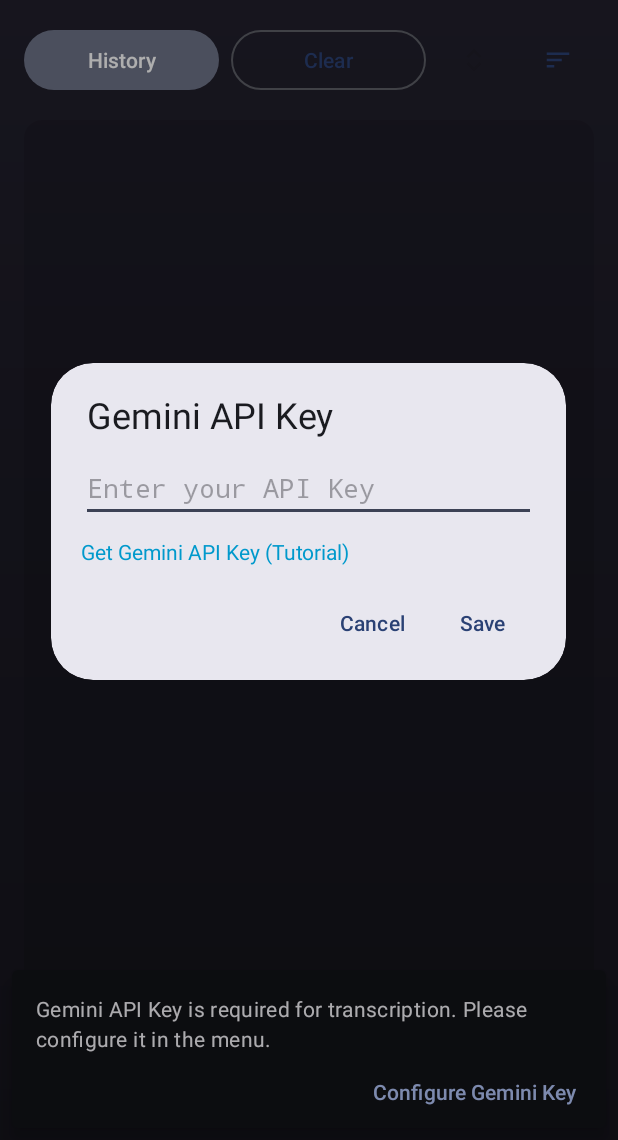
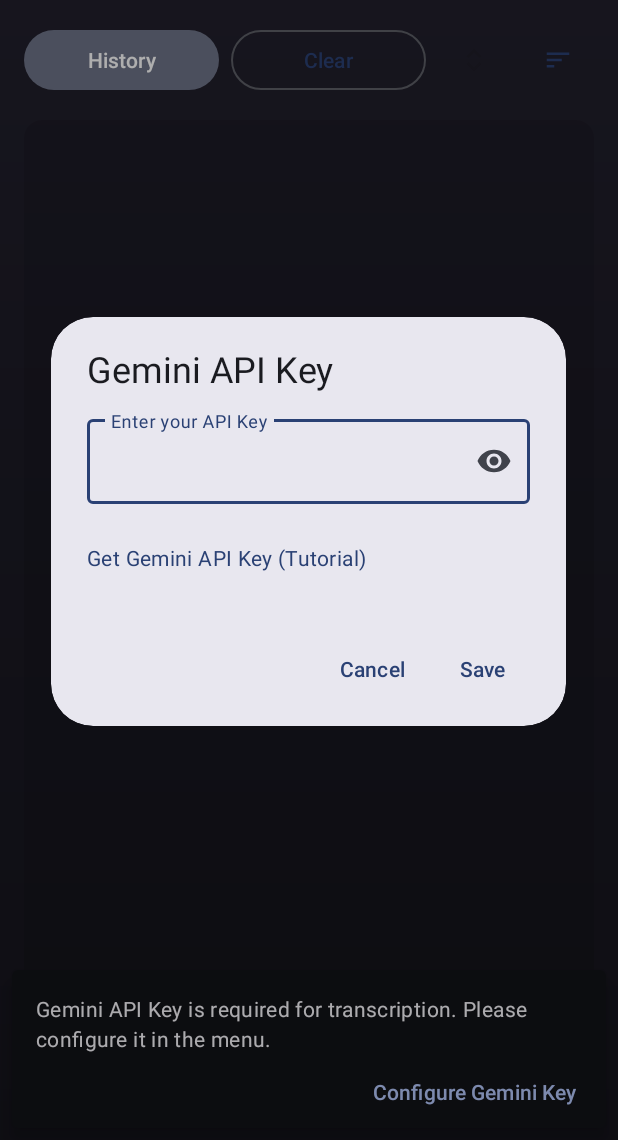
Before and after one commit to cue12/Beep, an Android app: the screen it shows after launch (MainActivity), in the options menu, after a tap on "Record Audio", on a phone screen of 412 x 824 dp, the part 96-1236 px from its top. Run offline under Robolectric (Android 15) with nearby library versions, the phone set to English and light mode, and no system bars; libraries missing offline, so code that uses them is left out: com.google.ai.client, uk.co.samuelwall; 19 statements that could not run were skipped.

Commit message:
Refactor dialog fragments to use XML layout resources

```diff
--- a/app/src/main/java/il/co/bensavit/beep/ui/dialogs/GeminiConfigDialogFragment.java
+++ b/app/src/main/java/il/co/bensavit/beep/ui/dialogs/GeminiConfigDialogFragment.java
@@ -1,13 +1,12 @@
 package il.co.bensavit.beep.ui.dialogs;
 
+import android.content.ActivityNotFoundException;
 import android.app.Dialog;
 import android.content.Intent;
 import android.net.Uri;
 import android.os.Bundle;
-import android.text.InputType;
-import android.util.TypedValue;
+import android.view.View;
 import android.widget.EditText;
-import android.widget.LinearLayout;
 import android.widget.TextView;
 
 import androidx.annotation.NonNull;
@@ -19,6 +18,7 @@ import com.google.android.material.dialog.MaterialAlertDialogBuilder;
 
 import il.co.bensavit.beep.MainViewModel;
 import il.co.bensavit.beep.R;
+import il.co.bensavit.beep.utils.Logger;
 
 public class GeminiConfigDialogFragment extends DialogFragment {
 
@@ -30,36 +30,33 @@ public class GeminiConfigDialogFragment extends DialogFragment {
         viewModel = new ViewModelProvider(requireActivity()).get(MainViewModel.class);
         String currentKey = viewModel.getGeminiApiKey();
 
-        LinearLayout layout = new LinearLayout(requireContext());
-        layout.setOrientation(LinearLayout.VERTICAL);
-        int padding = (int) TypedValue.applyDimension(TypedValue.COMPLEX_UNIT_DIP, 20, getResources().getDisplayMetrics());
-        layout.setPadding(padding, padding / 2, padding, 0);
+        View view = getLayoutInflater().inflate(R.layout.dialog_gemini_config, null);
+        EditText input = view.findViewById(R.id.edit_text_api_key);
+        TextView helpLink = view.findViewById(R.id.text_help_link);
 
-        final EditText input = new EditText(requireContext());
-        input.setHint(R.string.dialog_gemini_config_hint);
-        input.setInputType(InputType.TYPE_CLASS_TEXT | InputType.TYPE_TEXT_VARIATION_PASSWORD);
+        if (input != null) {
             input.setText(currentKey);
-        layout.addView(input);
+        }
 
-        TextView helpLink = new TextView(requireContext());
-        helpLink.setText(R.string.action_gemini_help);
-        helpLink.setTextColor(getResources().getColor(android.R.color.holo_blue_dark, requireContext().getTheme()));
-        helpLink.setPadding(0, padding / 2, 0, 0);
+        if (helpLink != null) {
             helpLink.setOnClickListener(v -> {
                 Intent intent = new Intent(Intent.ACTION_VIEW, Uri.parse("https://youtu.be/6BRyynZkvf0?si=IWlTsfdl0J0GzbKP"));
+                try {
                     startActivity(intent);
+                } catch (ActivityNotFoundException e) {
+                    Logger.e("GeminiConfigDialog", "Unable to open help URL", e);
+                }
             });
-        layout.addView(helpLink);
+        }
 
         return new MaterialAlertDialogBuilder(requireContext())
                 .setTitle(R.string.dialog_gemini_config_title)
-                .setView(layout)
+                .setView(view)
                 .setPositiveButton(R.string.dialog_gemini_config_save, (dialog, which) -> {
+                    if (input != null) {
                         String newKey = input.getText().toString().trim();
                         viewModel.setGeminiApiKey(newKey);
-                    // Note: We might want to trigger a message in the Activity,
-                    // but since outputMsg is currently used for many things,
-                    // maybe the ViewModel can expose a "message" LiveData.
+                    }
                 })
                 .setNegativeButton(R.string.button_cancel, null)
                 .create();
--- /dev/null
+++ b/app/src/main/res/layout/dialog_gemini_config.xml
@@ -0,0 +1,45 @@
+<?xml version="1.0" encoding="utf-8"?>
+<androidx.core.widget.NestedScrollView xmlns:android="http://schemas.android.com/apk/res/android"
+    xmlns:app="http://schemas.android.com/apk/res-auto"
+    android:layout_width="match_parent"
+    android:layout_height="wrap_content">
+
+    <LinearLayout
+        android:layout_width="match_parent"
+        android:layout_height="wrap_content"
+        android:orientation="vertical"
+        android:paddingStart="24dp"
+        android:paddingTop="12dp"
+        android:paddingEnd="24dp"
+        android:paddingBottom="12dp">
+
+        <com.google.android.material.textfield.TextInputLayout
+            android:id="@+id/layout_api_key"
+            style="@style/Widget.Material3.TextInputLayout.OutlinedBox"
+            android:layout_width="match_parent"
+            android:layout_height="wrap_content"
+            android:hint="@string/dialog_gemini_config_hint"
+            app:endIconMode="password_toggle">
+
+            <com.google.android.material.textfield.TextInputEditText
+                android:id="@+id/edit_text_api_key"
+                android:layout_width="match_parent"
+                android:layout_height="wrap_content"
+                android:inputType="text|textPassword" />
+
+        </com.google.android.material.textfield.TextInputLayout>
+
+        <com.google.android.material.textview.MaterialTextView
+            android:id="@+id/text_help_link"
+            android:layout_width="match_parent"
+            android:layout_height="wrap_content"
+            android:layout_marginTop="12dp"
+            android:minHeight="48dp"
+            android:gravity="center_vertical"
+            android:text="@string/action_gemini_help"
+            android:textAppearance="?attr/textAppearanceBodyMedium"
+            android:textColor="?attr/colorPrimary" />
+
+    </LinearLayout>
+
+</androidx.core.widget.NestedScrollView>
```
Also changed, not shown: app/src/main/java/il/co/bensavit/beep/ui/dialogs/AboutDialogFragment.java (+44 -66 lines), app/src/main/java/il/co/bensavit/beep/ui/dialogs/AudioRecordDialogFragment.java (+4 -22 lines), app/src/main/java/il/co/bensavit/beep/ui/dialogs/ChooseGeminiModelDialogFragment.java (+14 -27 lines), app/src/main/java/il/co/bensavit/beep/ui/dialogs/DownloadProgressDialogFragment.java (+5 -12 lines), app/src/main/java/il/co/bensavit/beep/ui/dialogs/DriveWebDownloadDialogFragment.java (+3 -18 lines), app/src/main/java/il/co/bensavit/beep/ui/dialogs/LogWindowDialogFragment.java (+7 -10 lines), app/src/main/res/layout/dialog_about.xml (added, +69 -0 lines), app/src/main/res/layout/dialog_audio_record.xml (added, +27 -0 lines), app/src/main/res/layout/dialog_choose_gemini_model.xml (added, +42 -0 lines), app/src/main/res/layout/dialog_download_progress.xml (added, +14 -0 lines), app/src/main/res/layout/dialog_drive_web_download.xml (added, +19 -0 lines), app/src/main/res/layout/dialog_log_window.xml (added, +14 -0 lines), app/src/main/res/layout/item_transcription_task.xml (+5 -3 lines). Lines whose indentation alone changed are shown as unchanged.
